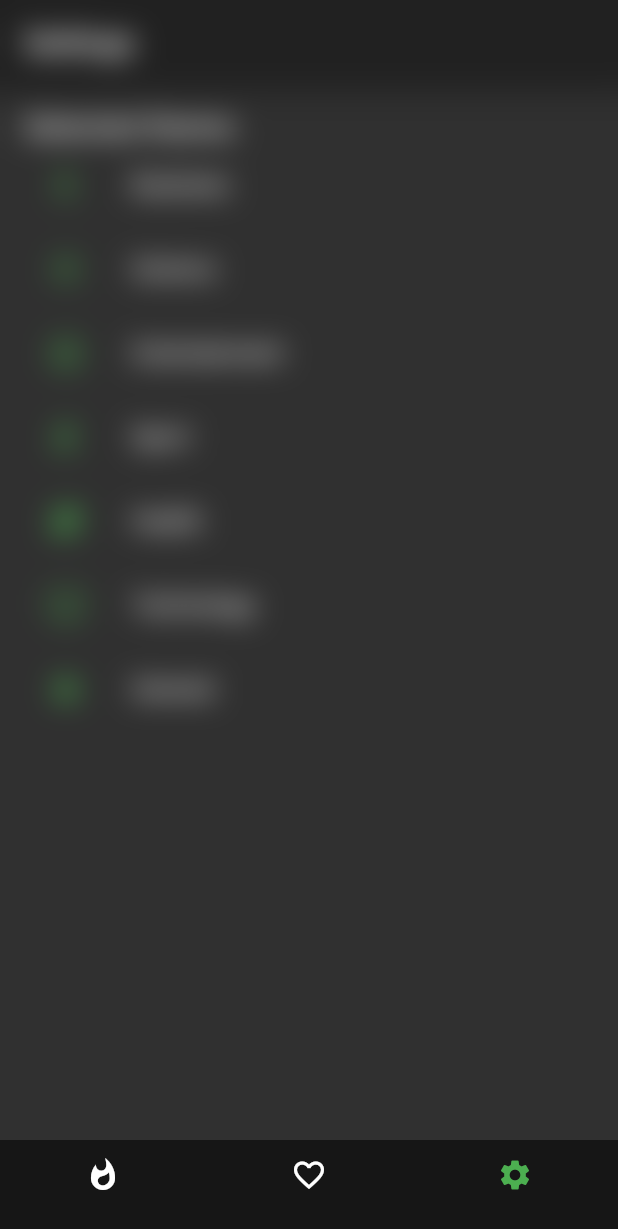
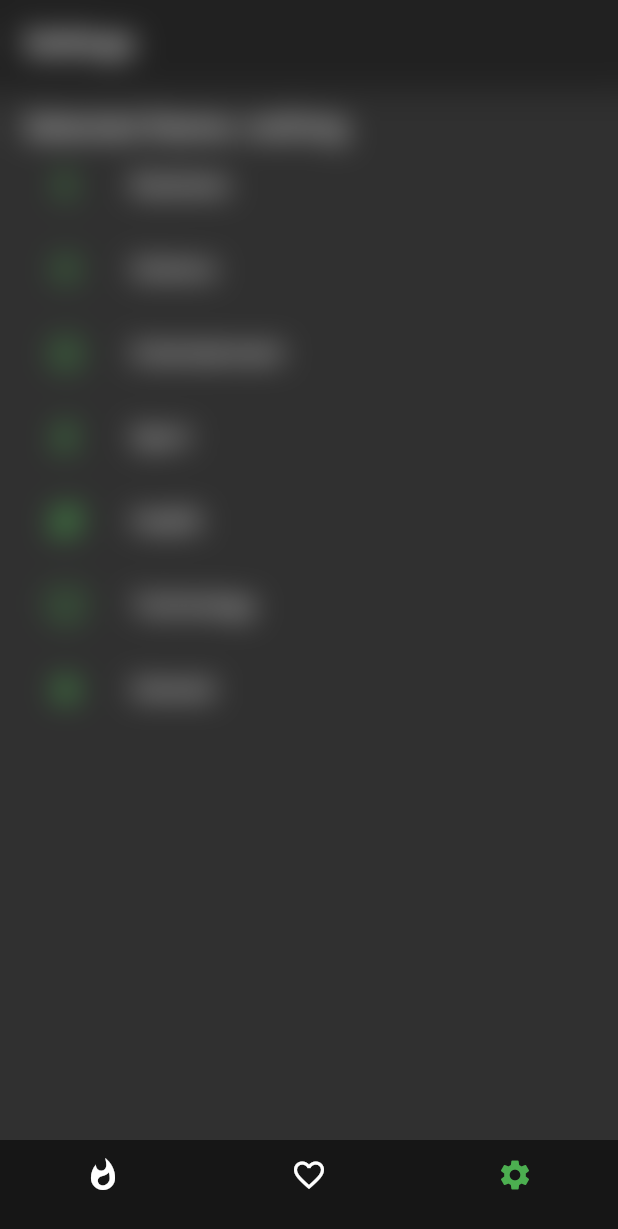
Before and after one commit to Alfie-AD/popular_news, a Flutter app: the screen it shows after launch, item 3 of the bottom bar chosen, on a phone screen of 412 x 824 dp. Shown: the top 1229 px of the screen. Run offline on Flutter 3.47's test engine with Material 2 defaults, Android fonts, the phone set to English and light mode, and no system bars; our stand-ins replace cloud_firestore, rxdart, share, shared_preferences, tuple; accounts and stored records are empty; network calls fail.

```diff
--- a/lib/src/blocs/saved_news_bloc.dart
+++ b/lib/src/blocs/saved_news_bloc.dart
@@ -21,6 +21,10 @@ class SavedNewsBloc{
     _repository.deleteArticle(url);
   }
 
+  dispose() {
+    _savedNewsFetcher.close();
+  }
+
 }
 
 final bloc = SavedNewsBloc();
--- a/lib/src/list_items/list_Item.dart
+++ b/lib/src/list_items/list_Item.dart
@@ -38,10 +38,9 @@ class ListItemState extends State<ListItem> with TickerProviderStateMixin {
     colorAnimation = Tween(begin: 1.0, end: 0.5).animate(colorAnimationController);
     mainArticles[widget.url]?.animated = true;
 
-    if(savedArticles.isNotEmpty && savedArticles[widget.url] != null){
+    if(savedArticles != null && savedArticles[widget.url] != null){
       savedArticles[widget.url]["animated"] = true;
     }
-
     super.initState();
   }
 
@@ -51,8 +50,8 @@ class ListItemState extends State<ListItem> with TickerProviderStateMixin {
   }
 
   build(context) {
+
     var image;
-
     if(widget.urlToImage != null){
       image = Image.network(widget.urlToImage).image;
       image.resolve(ImageConfiguration()).addListener((ImageInfo imageInfo, bool synchronousCall){
--- a/lib/src/ui/parent_screen.dart
+++ b/lib/src/ui/parent_screen.dart
@@ -10,18 +10,41 @@ class ParentScreen extends StatefulWidget{
 
 }
 
-class ParentScreenState extends State<ParentScreen> with SingleTickerProviderStateMixin{
+class ParentScreenState extends State<ParentScreen> with SingleTickerProviderStateMixin, WidgetsBindingObserver{
 
   TabController tabController;
 
   initState(){
     super.initState();
+    WidgetsBinding.instance.addObserver(this);
     tabController = TabController(length: 3, vsync: this);
   }
 
-  void dispose() {
+  dispose() {
     tabController.dispose();
+    WidgetsBinding.instance.removeObserver(this);
     super.dispose();
+  }
+
+ build(context) {
+      return Scaffold(
+        resizeToAvoidBottomPadding: false,
+        body: Stack(
+            children: [
+              getTabBarViews([
+                FlutterNewsScreen(),
+                LikedScreen(),
+                SettingsScreen()
+              ]),
+              Container(
+                child: BackdropFilter(
+                    filter: ImageFilter.blur(sigmaY: 10.0, sigmaX: 10.0),
+                    child: getTabBar()),
+                alignment: AlignmentDirectional.bottomEnd,
+              )
+            ]
+        ),
+      );
   }
 
   getTabBar(){
@@ -57,25 +80,4 @@ class ParentScreenState extends State<ParentScreen> with SingleTickerProviderSta
     );
   }
 
-  build(context) {
-
-    return Scaffold(
-      resizeToAvoidBottomPadding: false,
-      body: Stack(
-          children: [
-            getTabBarViews([
-              FlutterNewsScreen(),
-              LikedScreen(),
-              SettingsScreen()
-            ]),
-            Container(
-              child: BackdropFilter(
-                  filter: ImageFilter.blur(sigmaY: 10.0, sigmaX: 10.0),
-                  child: getTabBar()),
-              alignment: AlignmentDirectional.bottomEnd,
-            )
-          ]
-      ),
-    );
-  }
 }
--- a/lib/src/ui/screens/popular_news.dart
+++ b/lib/src/ui/screens/popular_news.dart
@@ -19,7 +19,6 @@ class FlutterNewsScreenState extends State<FlutterNewsScreen> {
         body: CustomScrollView(
             slivers: [
               SliverAppBar(
-                centerTitle: true,
                 forceElevated: true,
                 title: Text("News"),
               ),
@@ -96,7 +95,7 @@ class FlutterNewsScreenState extends State<FlutterNewsScreen> {
                   style: TextStyle(fontSize: 18, color: Colors.black54),
                   controller: TextEditingController(),
                   onSubmitted: (text) async {
-                    clearMainNews();
+                    mainArticles.clear();
                     final prefs = await SharedPreferences.getInstance();
                     await prefs.setString("lastRequest", text);
                     setState(() {});
--- a/lib/src/ui/screens/settings_screen.dart
+++ b/lib/src/ui/screens/settings_screen.dart
@@ -11,7 +11,7 @@ class SettingsScreen extends StatefulWidget {
 
 class SettingsState extends State<SettingsScreen>{
 
-  var selectedTheme = "";
+  String selectedTheme;
 
   final settingsItems = [
     Tuple2("Business", Icons.attach_money),
@@ -36,7 +36,7 @@ class SettingsState extends State<SettingsScreen>{
             Container(
               alignment: Alignment.centerLeft,
               child: Text(
-                "Selected theme: ${selectedTheme?.toUpperCase()}",
+                "Selected theme: $selectedTheme",
                 style: TextStyle(
                   fontSize: 20,
                 ),
@@ -62,7 +62,7 @@ class SettingsState extends State<SettingsScreen>{
                 final prefs = await SharedPreferences.getInstance();
                 await prefs.setString("theme", tuple.item1.toLowerCase());
                 await prefs.setString("lastRequest", null);
-                clearMainNews();
+                mainArticles.clear();
               },
             ),
           );
@@ -73,7 +73,7 @@ class SettingsState extends State<SettingsScreen>{
   _check() async {
     final prefs = await SharedPreferences.getInstance();
     setState(() {
-      selectedTheme = prefs.getString("theme");
+      selectedTheme = prefs.getString("theme") ?? "nothing";
     });
   }
 }
--- a/messenger_plugin/lib/main.dart
+++ /dev/null
@@ -1,15 +0,0 @@
-import 'package:flutter/material.dart';
-import 'package:messenger_plugin/ui/screen/messaging_screen.dart';
-
-void main() => runApp(Messenger());
-
-class Messenger extends StatelessWidget {
-
-  @override
-  Widget build(BuildContext context) {
-    return MaterialApp(
-      theme: ThemeData.light(),
-      home: MessagingScreen(),
-    );
-  }
-}
```
Also changed, not shown: lib/src/blocs/theme_bloc.dart (deleted, +0 -16 lines), lib/src/resources/news_api_provider.dart (+7 -5 lines), lib/src/resources/repository.dart (+12 -13 lines), messenger_plugin/lib/ui/screen/messaging_screen.dart (deleted, +0 -38 lines), messenger_plugin/lib/ui/ui_elements/buttom_field.dart (deleted, +0 -34 lines), messenger_plugin/lib/ui/ui_elements/circle_avatar.dart (deleted, +0 -10 lines), messenger_plugin/lib/ui/ui_elements/text_message.dart (deleted, +0 -30 lines), messenger_plugin/pubspec.yaml (deleted, +0 -68 lines), messenger_plugin/lib/ui/sds.dart (deleted), 53 other files.
